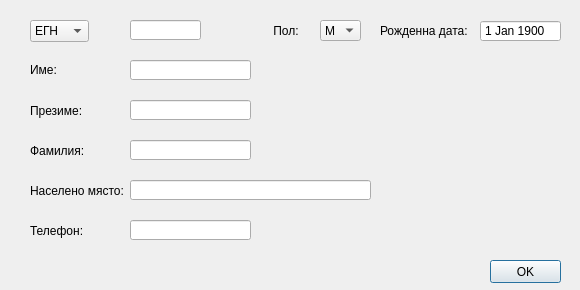
thefinalcutbg/OpenPrescription, file src/View/Widgets/PatientFormDialog.ui: the form before one commit.
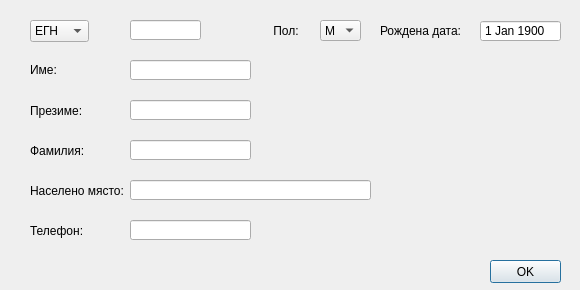
The form after the commit. Custom widgets are drawn as their Qt base class.

```diff
--- a/src/View/Widgets/PatientFormDialog.ui
+++ b/src/View/Widgets/PatientFormDialog.ui
@@ -275,7 +275,7 @@
     </rect>
    </property>
    <property name="text">
-    <string>Рожденна дата:</string>
+    <string>Рождена дата:</string>
    </property>
   </widget>
   <widget class="QLabel" name="label_2">
```
Left out of the diff: 2 changed lines with no effect on the pictures.
